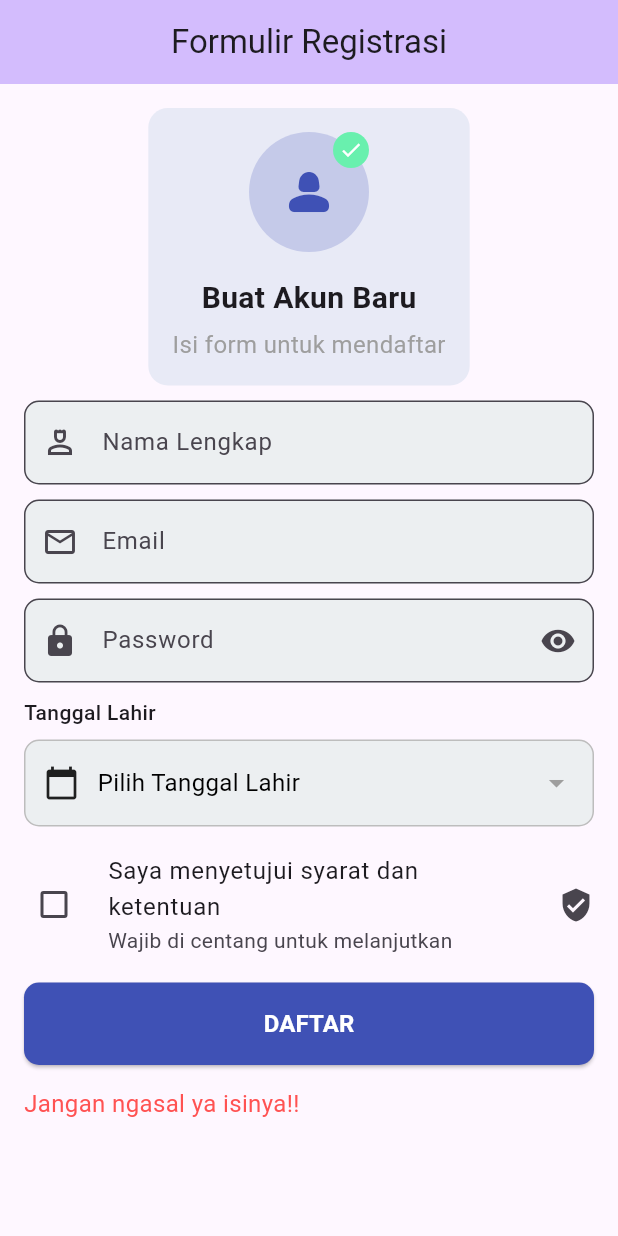
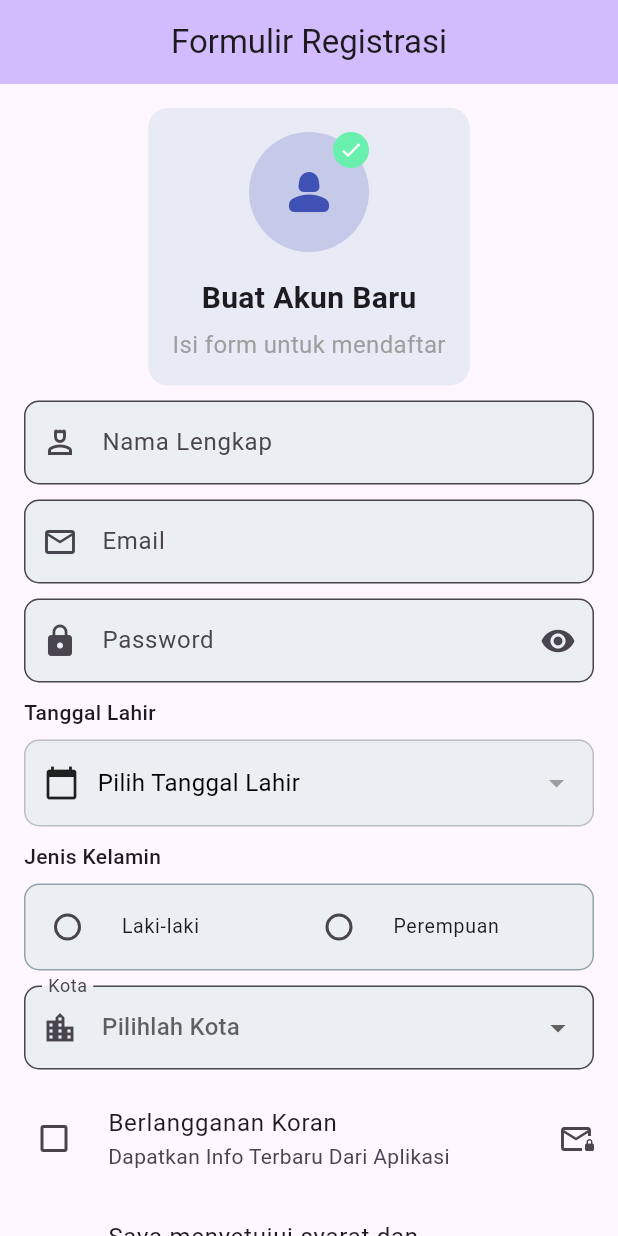
Before and after one commit to gustiarifiyanto/flutter_ui_academy, a Flutter app: the screen it shows after launch, on a phone screen of 412 x 824 dp. Run offline on Flutter 3.47's test engine with Material 3 defaults, Android fonts, the phone set to English and light mode, and no system bars.

Commit message:
finish UI Practice Academy

```diff
--- a/lib/registration_page.dart
+++ b/lib/registration_page.dart
@@ -61,6 +61,59 @@ class _RegistrationPageState extends State<RegistrationPage> {
     }
   }
 
+  Widget _buildGenderRadio() {
+    return Column(
+      crossAxisAlignment: CrossAxisAlignment.start,
+      children: [
+        const Text(
+          'Jenis Kelamin',
+          style: TextStyle(fontSize: 14, fontWeight: FontWeight.w500),
+        ),
+        const SizedBox(height: 8),
+        Container(
+          padding: const EdgeInsets.symmetric(horizontal: 8, vertical: 4),
+          decoration: BoxDecoration(
+            border: Border.all(color: Colors.blueGrey.shade300),
+            borderRadius: BorderRadius.circular(10),
+            color: Colors.blueGrey.shade50,
+          ),
+          child: Row(
+            children: [
+              Expanded(
+                child: RadioListTile<String>(
+                  title: const Text('Laki-laki'),
+                  value: 'Laki-laki',
+                  groupValue: _selectedGender,
+                  onChanged: (value) {
+                    setState(() {
+                      _selectedGender = value;
+                    });
+                  },
+                  contentPadding: EdgeInsets.zero,
+                  dense: true,
+                ),
+              ),
+              Expanded(
+                child: RadioListTile<String>(
+                  title: const Text('Perempuan'),
+                  value: 'Perempuan',
+                  groupValue: _selectedGender,
+                  onChanged: (value) {
+                    setState(() {
+                      _selectedGender = value;
+                    });
+                  },
+                  contentPadding: EdgeInsets.zero,
+                  dense: true,
+                ),
+              ),
+            ],
+          ),
+        ),
+      ],
+    );
+  }
+
   //Form Submission
 
   void submitForm() {
@@ -98,6 +151,7 @@ class _RegistrationPageState extends State<RegistrationPage> {
         );
         return;
       }
+      _showResultDialog();
     }
   }
 
@@ -283,6 +337,22 @@ class _RegistrationPageState extends State<RegistrationPage> {
     );
   }
 
+  Widget _buildNewsletterCheckbox() {
+    return CheckboxListTile(
+      value: _subcribeNewsletter,
+      onChanged: (value) {
+        setState(() {
+          _subcribeNewsletter = value ?? false;
+        });
+      },
+      title: const Text('Berlangganan Koran'),
+      subtitle: const Text('Dapatkan Info Terbaru Dari Aplikasi'),
+      secondary: const Icon(Icons.mail_lock_outlined),
+      controlAffinity: ListTileControlAffinity.leading,
+      contentPadding: EdgeInsets.zero,
+    );
+  }
+
   @override
   Widget build(BuildContext context) {
     return Scaffold(
@@ -291,7 +361,8 @@ class _RegistrationPageState extends State<RegistrationPage> {
         centerTitle: true,
         backgroundColor: Theme.of(context).colorScheme.inversePrimary,
       ),
-      body: Padding(
+      body: SingleChildScrollView(
+        child: Padding(
           padding: const EdgeInsets.all(16.0),
           child: Form(
             key: _formKey,
@@ -307,10 +378,17 @@ class _RegistrationPageState extends State<RegistrationPage> {
                 SizedBox(height: 10),
                 _buildDatePicker(),
                 SizedBox(height: 10),
+                _buildGenderRadio(),
+                SizedBox(height: 10),
+                _buildCityDropdown(),
+                SizedBox(height: 10),
+                _buildNewsletterCheckbox(),
+                SizedBox(height: 10),
                 _buildTermsCheckbox(),
                 SizedBox(height: 10),
                 _buildButtons(),
               ],
+            ),
           ),
         ),
       ),
@@ -326,7 +404,7 @@ class _RegistrationPageState extends State<RegistrationPage> {
           SizedBox(
             width: 100,
             child: Text(
-              '&label:',
+              '$label:',
               style: const TextStyle(fontWeight: FontWeight.bold),
             ),
           ),
@@ -390,6 +468,28 @@ class _RegistrationPageState extends State<RegistrationPage> {
     );
   }
 
+  Widget _buildCityDropdown() {
+    return DropdownButtonFormField<String>(
+      initialValue: _selectedCity,
+      decoration: InputDecoration(
+        labelText: 'Kota',
+        prefixIcon: const Icon(Icons.location_city_outlined),
+        border: OutlineInputBorder(borderRadius: BorderRadius.circular(10)),
+        filled: true,
+        fillColor: Colors.blueGrey.shade50,
+      ),
+      hint: const Text('Pilihlah Kota'),
+      items: _cities.map((city) {
+        return DropdownMenuItem(value: city, child: Text(city));
+      }).toList(),
+      onChanged: (value) {
+        setState(() {
+          _selectedCity = value;
+        });
+      },
+    );
+  }
+
   Widget _buildNameField() {
     return TextFormField(
       controller: _nameController,
```
Lines whose indentation alone changed are shown as unchanged.
